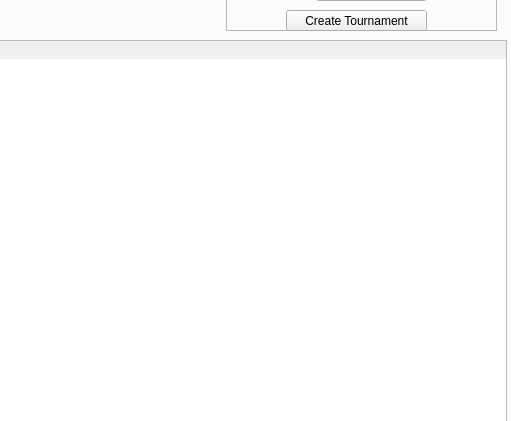
This is Forensics_Organizer.ui in goldRust/4n6_tracker as Qt 5 draws it before an edit; both pictures show x 556 to 1067 and y 115 to 536 of the 1067 by 862 pixel window. The edited form follows.
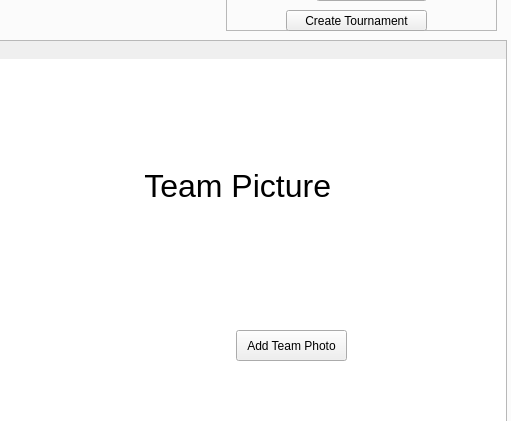
This is the edited form. The open tabs and pages were chosen to show the change.

Commit message: Implementing tourney photo. Needs work! Not working.

The edit to the form file:
```diff
--- a/Forensics_Organizer.ui
+++ b/Forensics_Organizer.ui
@@ -795,6 +795,38 @@
        <string>Awards PDF</string>
       </property>
      </widget>
+     <widget class="QLabel" name="team_picture">
+      <property name="geometry">
+       <rect>
+        <x>690</x>
+        <y>130</y>
+        <width>351</width>
+        <height>251</height>
+       </rect>
+      </property>
+      <property name="font">
+       <font>
+        <family>Tahoma</family>
+        <pointsize>24</pointsize>
+       </font>
+      </property>
+      <property name="text">
+       <string> Team Picture</string>
+      </property>
+     </widget>
+     <widget class="QPushButton" name="photo_button">
+      <property name="geometry">
+       <rect>
+        <x>790</x>
+        <y>400</y>
+        <width>111</width>
+        <height>31</height>
+       </rect>
+      </property>
+      <property name="text">
+       <string>Add Team Photo</string>
+      </property>
+     </widget>
     </widget>
     <widget class="QWidget" name="tab_3">
      <attribute name="title">
```
The commit also changes 4 other files.
